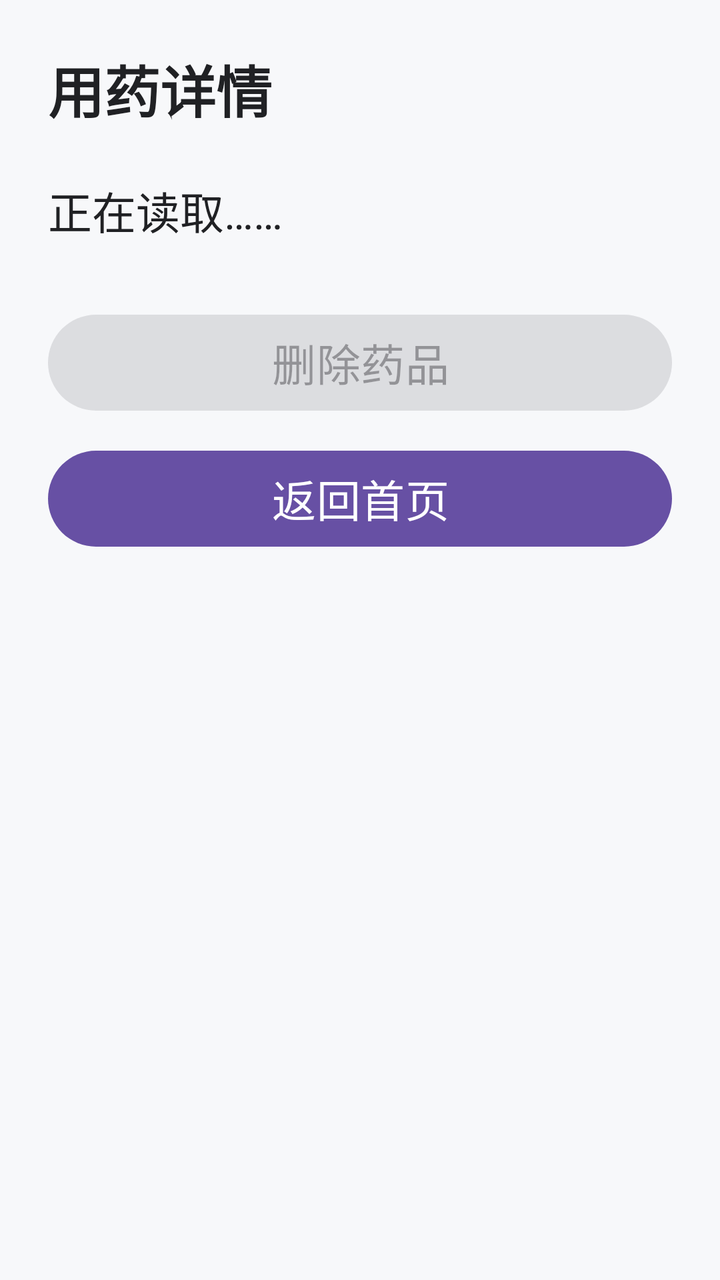
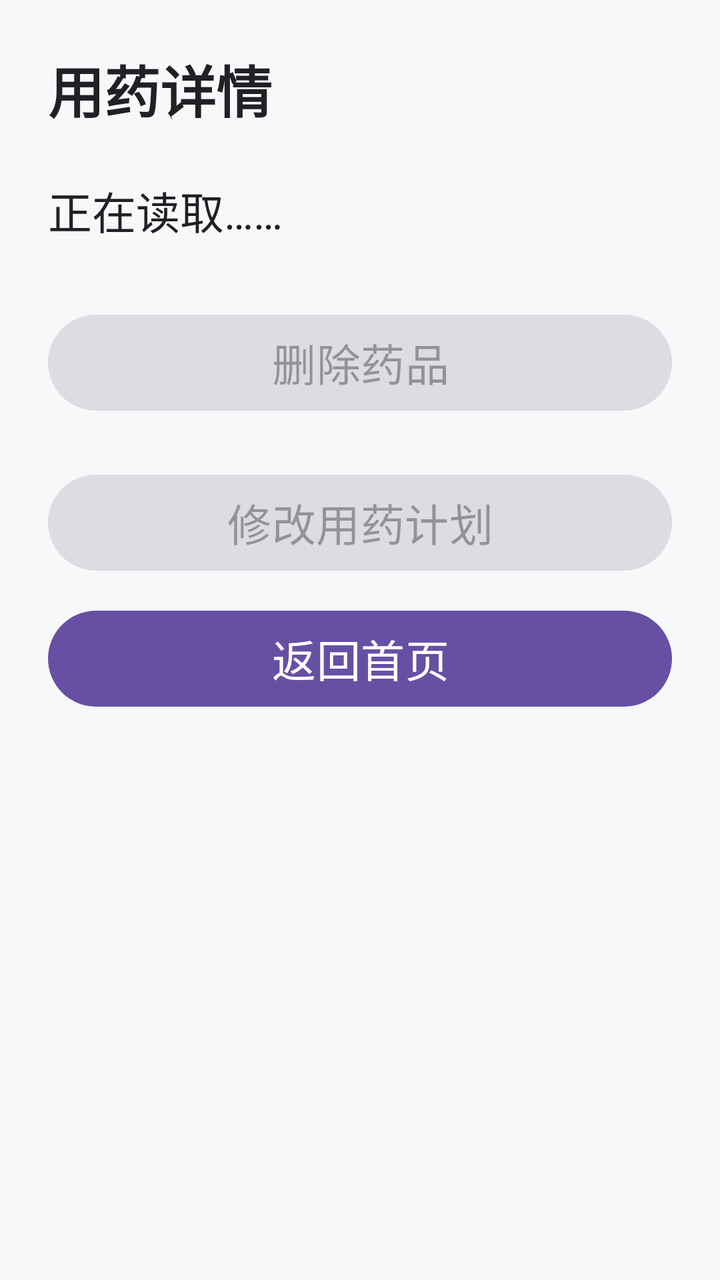

Two renders of the same Android screen: before a commit and after it. Below are the layout's source before the change and the commit's diff.
<!-- AndroidManifest.xml: application theme Theme.MedicineReminder -->
<!-- res/layout/activity_medicine_detail.xml -->
<?xml version="1.0" encoding="utf-8"?>
<ScrollView xmlns:android="http://schemas.android.com/apk/res/android"
    android:id="@+id/main"
    android:layout_width="match_parent"
    android:layout_height="match_parent"
    android:fillViewport="true"
    android:background="#F7F8FA">

    <LinearLayout
        android:layout_width="match_parent"
        android:layout_height="wrap_content"
        android:orientation="vertical"
        android:padding="24dp">

        <TextView
            android:layout_width="match_parent"
            android:layout_height="wrap_content"
            android:text="用药详情"
            android:textSize="28sp"
            android:textStyle="bold"
            android:textColor="#202124" />

        <TextView
            android:id="@+id/tvMedicineDetail"
            android:layout_width="match_parent"
            android:layout_height="wrap_content"
            android:layout_marginTop="24dp"
            android:text="正在读取……"
            android:textSize="22sp"
            android:lineSpacingExtra="8dp"
            android:textColor="#202124" />

        <Button
            android:id="@+id/btnDeleteMedicine"
            android:layout_width="match_parent"
            android:layout_height="wrap_content"
            android:minHeight="56dp"
            android:layout_marginTop="32dp"
            android:enabled="false"
            android:text="删除药品"
            android:textSize="22sp" />

        <Button
            android:id="@+id/btnBack"
            android:layout_width="match_parent"
            android:layout_height="wrap_content"
            android:minHeight="56dp"
            android:layout_marginTop="12dp"
            android:text="返回首页"
            android:textSize="22sp" />

    </LinearLayout>
</ScrollView>
<!-- resources referenced by this layout -->
<resources>
  <style name="Theme.MedicineReminder" parent="Base.Theme.MedicineReminder" />
  <style name="Base.Theme.MedicineReminder" parent="Theme.Material3.DayNight.NoActionBar">
          
          
      </style>
</resources>

<!-- the commit's change to res/layout/activity_medicine_detail.xml (unified diff, before → after) -->
@@ -39,6 +39,15 @@
             android:enabled="false"
             android:text="删除药品"
             android:textSize="22sp" />
+        <Button
+            android:id="@+id/btnEditMedicine"
+            android:layout_width="match_parent"
+            android:layout_height="wrap_content"
+            android:minHeight="56dp"
+            android:layout_marginTop="24dp"
+            android:enabled="false"
+            android:text="修改用药计划"
+            android:textSize="22sp" />
 
         <Button
             android:id="@+id/btnBack"
@@ -49,5 +58,6 @@
             android:text="返回首页"
             android:textSize="22sp" />
 
+
     </LinearLayout>
 </ScrollView>
